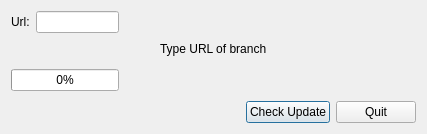
Before: the Qt Designer form httpdownload.ui in selmandridi/GitChecker, drawn with Qt 5.
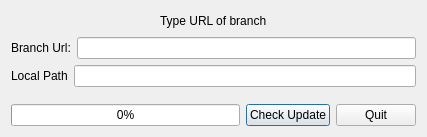
After: the same form once the commit is applied.

Patch:
```diff
--- a/httpdownload.ui
+++ b/httpdownload.ui
@@ -7,14 +7,28 @@
     <x>0</x>
     <y>0</y>
     <width>427</width>
-    <height>134</height>
+    <height>137</height>
    </rect>
   </property>
   <property name="windowTitle">
    <string>Git Checker</string>
   </property>
   <layout class="QGridLayout" name="gridLayout">
-   <item row="5" column="1">
+   <item row="5" column="0" colspan="2">
+    <layout class="QHBoxLayout" name="horizontalLayout">
+     <item>
+      <widget class="QLabel" name="urlLabel">
+       <property name="text">
+        <string>Branch Url:</string>
+       </property>
+      </widget>
+     </item>
+     <item>
+      <widget class="QLineEdit" name="urlEdit"/>
+     </item>
+    </layout>
+   </item>
+   <item row="7" column="1">
     <spacer name="verticalSpacer">
      <property name="orientation">
       <enum>Qt::Vertical</enum>
@@ -27,34 +41,14 @@
      </property>
     </spacer>
    </item>
-   <item row="1" column="0">
-    <layout class="QHBoxLayout" name="horizontalLayout">
-     <item>
-      <widget class="QLabel" name="urlLabel">
-       <property name="text">
-        <string>Url:</string>
-       </property>
-      </widget>
-     </item>
-     <item>
-      <widget class="QLineEdit" name="urlEdit"/>
-     </item>
-    </layout>
-   </item>
-   <item row="6" column="0" colspan="2">
+   <item row="8" column="0" colspan="2">
     <layout class="QHBoxLayout" name="horizontalLayout_3">
      <item>
-      <spacer name="horizontalSpacer">
-       <property name="orientation">
-        <enum>Qt::Horizontal</enum>
+      <widget class="QProgressBar" name="progressBar">
+       <property name="value">
+        <number>0</number>
        </property>
-       <property name="sizeHint" stdset="0">
-        <size>
-         <width>40</width>
-         <height>20</height>
-        </size>
-       </property>
-      </spacer>
+      </widget>
      </item>
      <item>
       <widget class="QPushButton" name="downloadButton">
@@ -109,12 +103,19 @@
      </item>
     </layout>
    </item>
-   <item row="5" column="0">
-    <widget class="QProgressBar" name="progressBar">
-     <property name="value">
-      <number>0</number>
-     </property>
-    </widget>
+   <item row="6" column="0" colspan="2">
+    <layout class="QHBoxLayout" name="horizontalLayout_4">
+     <item>
+      <widget class="QLabel" name="urlLabel_2">
+       <property name="text">
+        <string>Local Path</string>
+       </property>
+      </widget>
+     </item>
+     <item>
+      <widget class="QLineEdit" name="localPath"/>
+     </item>
+    </layout>
    </item>
   </layout>
  </widget>
```
